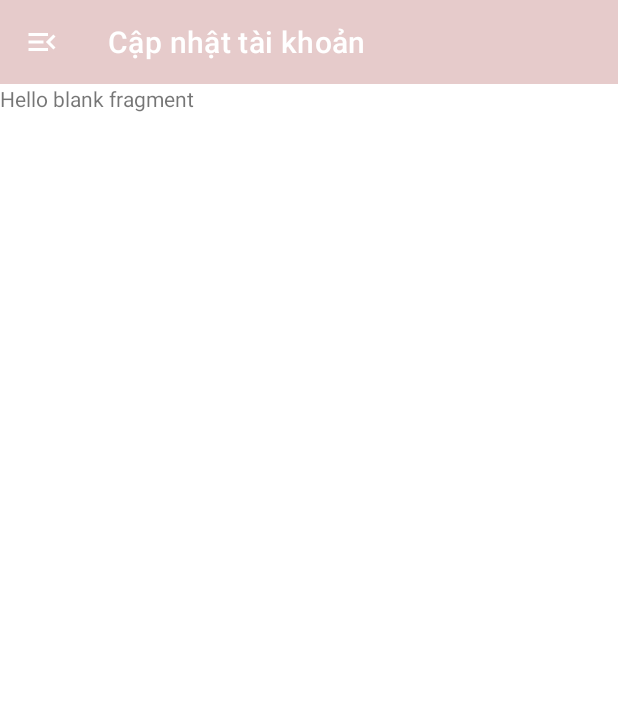
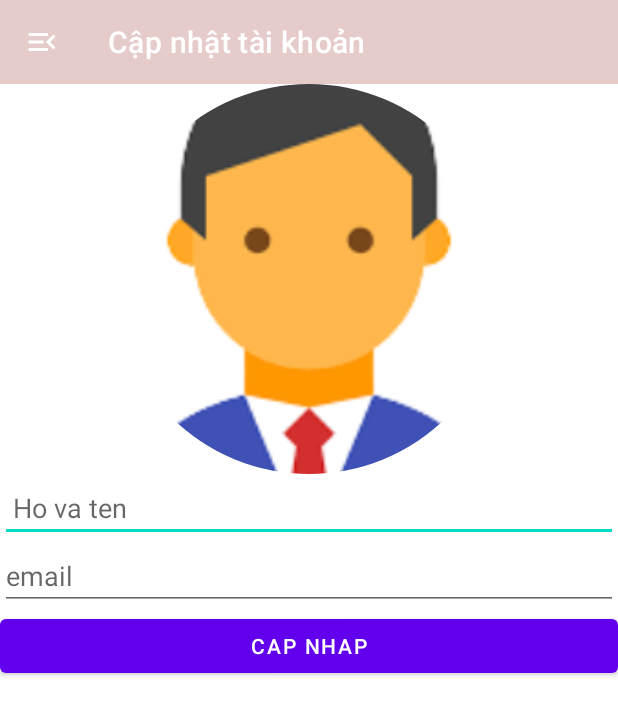
Before and after one commit to Dongocthach/NhatNghiaApp_1, an Android app: the fragment Fm_CapNhapTaiKhoan placed in its activity, in the side drawer, after a tap on "Cập nhật tài khoản", on a phone screen of 412 x 824 dp. Shown: the top 715 px of the screen. Run offline under Robolectric (Android 15) with nearby library versions, the phone set to English and light mode, and no system bars; our stand-ins replace CircleImageView, Firebase (no records; nobody signed in at launch, a user with empty details on screens opened directly); pictures from the network do not load.

Commit message:
wednesday
update user profile

```diff
--- a/app/build.gradle
+++ b/app/build.gradle
@@ -48,6 +48,10 @@ dependencies {
     implementation 'com.google.firebase:firebase-auth'
     implementation 'pl.droidsonroids.gif:android-gif-drawable:1.2.17'
 
+    implementation 'com.github.bumptech.glide:glide:4.13.2'
+    implementation 'de.hdodenhof:circleimageview:3.1.0'
+
+
     def lottieVersion = "4.2.0"
     implementation "com.airbnb.android:lottie:$lottieVersion"
 
--- a/app/src/main/java/com/example/nhatnghia_app/Fragment/Fm_CapNhapTaiKhoan.java
+++ b/app/src/main/java/com/example/nhatnghia_app/Fragment/Fm_CapNhapTaiKhoan.java
@@ -1,66 +1,140 @@
 package com.example.nhatnghia_app.Fragment;
 
+import android.Manifest;
+import android.content.pm.PackageManager;
+import android.graphics.Bitmap;
+import android.media.Image;
+import android.net.Uri;
+import android.os.Build;
 import android.os.Bundle;
 
+import androidx.annotation.NonNull;
 import androidx.fragment.app.Fragment;
 
+import android.provider.MediaStore;
+import android.util.Log;
 import android.view.LayoutInflater;
 import android.view.View;
 import android.view.ViewGroup;
+import android.widget.Button;
+import android.widget.EditText;
+import android.widget.ImageView;
+import android.widget.Toast;
 
+import com.bumptech.glide.Glide;
+import com.example.nhatnghia_app.MainActivity;
 import com.example.nhatnghia_app.R;
+import com.google.android.gms.tasks.OnCompleteListener;
+import com.google.android.gms.tasks.Task;
+import com.google.firebase.auth.FirebaseAuth;
+import com.google.firebase.auth.FirebaseUser;
+import com.google.firebase.auth.UserProfileChangeRequest;
 
-/**
- * A simple {@link Fragment} subclass.
- * Use the {@link Fm_CapNhapTaiKhoan#newInstance} factory method to
- * create an instance of this fragment.
- */
+import java.io.IOException;
+
+
 public class Fm_CapNhapTaiKhoan extends Fragment {
 
-    // TODO: Rename parameter arguments, choose names that match
-    // the fragment initialization parameters, e.g. ARG_ITEM_NUMBER
-    private static final String ARG_PARAM1 = "param1";
-    private static final String ARG_PARAM2 = "param2";
+    private View mView;
+    private ImageView imgAvatar1;
+    private EditText editText1,editText2;
+    private Button button;
 
-    // TODO: Rename and change types of parameters
-    private String mParam1;
-    private String mParam2;
-
-    public Fm_CapNhapTaiKhoan() {
-        // Required empty public constructor
-    }
-
-    /**
-     * Use this factory method to create a new instance of
-     * this fragment using the provided parameters.
-     *
-     * @param param1 Parameter 1.
-     * @param param2 Parameter 2.
-     * @return A new instance of fragment Fm_CapNhapTaiKhoan.
-     */
-    // TODO: Rename and change types and number of parameters
-    public static Fm_CapNhapTaiKhoan newInstance(String param1, String param2) {
-        Fm_CapNhapTaiKhoan fragment = new Fm_CapNhapTaiKhoan();
-        Bundle args = new Bundle();
-        args.putString(ARG_PARAM1, param1);
-        args.putString(ARG_PARAM2, param2);
-        fragment.setArguments(args);
-        return fragment;
-    }
-
+    public static  final int MY_REQUEST_CODE = 10;
+    private MainActivity mmainActivity ;
     @Override
     public void onCreate(Bundle savedInstanceState) {
         super.onCreate(savedInstanceState);
-        if (getArguments() != null) {
-            mParam1 = getArguments().getString(ARG_PARAM1);
-            mParam2 = getArguments().getString(ARG_PARAM2);
-        }
+
     }
 
     @Override
     public View onCreateView(LayoutInflater inflater, ViewGroup container,
                              Bundle savedInstanceState) {
         // Inflate the layout for this fragment
-        return inflater.inflate(R.layout.fragment_fm__cap_nhap_tai_khoan, container, false);
+        mmainActivity = (MainActivity) getActivity();
+        mView = inflater.inflate(R.layout.fragment_fm__cap_nhap_tai_khoan, container, false);
+        imgAvatar1 = mView.findViewById(R.id.profile_img);
+        editText1 = mView.findViewById(R.id.profile_fullname);
+        editText2 = mView.findViewById(R.id.profile_email);
+        button = mView.findViewById(R.id.profile_btn1);
+        setUserInformation();
+        initListener();
+
+        button.setOnClickListener(new View.OnClickListener() {
+            @Override
+            public void onClick(View view) {
+                onClickUpdateProfile();
+
+            }
+        });
+        return mView;
+    }
+    private void setUserInformation(){
+        FirebaseUser user = FirebaseAuth.getInstance().getCurrentUser();
+        if(user == null){
+            return;
+        }
+
+        String name = user.getDisplayName();
+        String email = user.getEmail();
+        Uri photoUrl = user.getPhotoUrl();
+
+        editText1.setText(name);
+        editText2.setText(email);
+        Glide.with(this).load(photoUrl).error(R.drawable.adminicon).into(imgAvatar1);
+    }
+    private void initListener(){
+        imgAvatar1.setOnClickListener(new View.OnClickListener() {
+            @Override
+            public void onClick(View view) {
+                onClickReQuestPermission();
+            }
+        });
+    }
+
+    private void onClickReQuestPermission() {
+        if(mmainActivity == null){
+            return;
+        }
+        if(Build.VERSION.SDK_INT < Build.VERSION_CODES.M){
+            mmainActivity.openGallery();
+            return;
+        }
+
+        if(getActivity().checkSelfPermission(Manifest.permission.READ_EXTERNAL_STORAGE) == PackageManager.PERMISSION_GRANTED){
+            mmainActivity.openGallery();
+        }else{
+            String [] permisstions = {Manifest.permission.READ_EXTERNAL_STORAGE};
+            getActivity().requestPermissions(permisstions, MY_REQUEST_CODE);
+        }
+    }
+
+
+    public void setBitmapImageView(Bitmap bitmapImaveView){
+        imgAvatar1.setImageBitmap(bitmapImaveView);
+    }
+
+    public void onClickUpdateProfile(){
+        FirebaseUser user = FirebaseAuth.getInstance().getCurrentUser();
+        if (user == null){
+            return;
+        }
+        String strFullName = editText1.getText().toString().trim();
+        UserProfileChangeRequest profileUpdates = new UserProfileChangeRequest.Builder()
+                .setDisplayName(strFullName)
+                .setPhotoUri(Uri.parse("https://example.com/jane-q-user/profile.jpg"))
+                .build();
+
+        user.updateProfile(profileUpdates)
+                .addOnCompleteListener(new OnCompleteListener<Void>() {
+                    @Override
+                    public void onComplete(@NonNull Task<Void> task) {
+                        if (task.isSuccessful()) {
+                            Toast.makeText(getActivity(),"User profile updated", Toast.LENGTH_SHORT).show();
+                            mmainActivity.showUserInformation();
+                        }
+                    }
+                });
     }
 }
--- a/app/src/main/java/com/example/nhatnghia_app/Fragment/Fm_QuanLyThanhVien.java
+++ b/app/src/main/java/com/example/nhatnghia_app/Fragment/Fm_QuanLyThanhVien.java
@@ -3,6 +3,7 @@ package com.example.nhatnghia_app.Fragment;
 import android.app.SearchManager;
 import android.content.Context;
 import android.content.DialogInterface;
+import android.graphics.Bitmap;
 import android.os.Bundle;
 
 import androidx.annotation.NonNull;
@@ -313,4 +314,5 @@ public class Fm_QuanLyThanhVien extends Fragment {
 
     }
 
+
 }
--- a/app/src/main/java/com/example/nhatnghia_app/MainActivity.java
+++ b/app/src/main/java/com/example/nhatnghia_app/MainActivity.java
@@ -1,5 +1,11 @@
 package com.example.nhatnghia_app;
 
+import static com.example.nhatnghia_app.Fragment.Fm_CapNhapTaiKhoan.MY_REQUEST_CODE;
+
+import androidx.activity.result.ActivityResult;
+import androidx.activity.result.ActivityResultCallback;
+import androidx.activity.result.ActivityResultLauncher;
+import androidx.activity.result.contract.ActivityResultContracts;
 import androidx.annotation.NonNull;
 import androidx.appcompat.app.ActionBar;
 import androidx.appcompat.app.AppCompatActivity;
@@ -10,9 +16,19 @@ import androidx.fragment.app.Fragment;
 import androidx.fragment.app.FragmentManager;
 
 import android.content.Intent;
+import android.content.pm.PackageManager;
+import android.graphics.Bitmap;
+import android.net.Uri;
 import android.os.Bundle;
+import android.provider.MediaStore;
+import android.util.Log;
 import android.view.MenuItem;
+import android.view.View;
+import android.widget.ImageView;
+import android.widget.TextView;
+import android.widget.Toast;
 
+import com.bumptech.glide.Glide;
 import com.example.nhatnghia_app.Fragment.Fm_CapNhapTaiKhoan;
 import com.example.nhatnghia_app.Fragment.Fm_DiaChi;
 import com.example.nhatnghia_app.Fragment.Fm_DoiMatKhau;
@@ -24,15 +40,42 @@ import com.example.nhatnghia_app.Fragment.Fm_QuanLyThanhVien;
 import com.example.nhatnghia_app.Fragment.Fm_TrangChinh;
 import com.google.android.material.navigation.NavigationView;
 import com.google.firebase.auth.FirebaseAuth;
+import com.google.firebase.auth.FirebaseUser;
 
+import java.io.IOException;
 import java.util.ArrayList;
 import java.util.List;
 
 public class MainActivity extends AppCompatActivity{
     Toolbar toolbar;
-    DrawerLayout drawerLayout;
-    NavigationView navigationView;
+    public  final  int MY_REQUEST_CODE = 10;
+    private NavigationView navigationView;
 
+    private DrawerLayout drawerLayout;
+    private ImageView imgAvatar;
+    private TextView tvname,tvemail;
+
+    private final Fm_CapNhapTaiKhoan myProfileFragment = new Fm_CapNhapTaiKhoan();
+    private final ActivityResultLauncher<Intent> mActivityResultLauncher = registerForActivityResult(
+            new ActivityResultContracts.StartActivityForResult(), new ActivityResultCallback<ActivityResult>() {
+        @Override
+        public void onActivityResult(ActivityResult result) {
+            if(result.getResultCode() == RESULT_OK){
+                Intent intent = result.getData();
+                if(intent == null){
+                    return;
+                }
+                Uri uri = intent.getData();
+                Log.i("123", String.valueOf(uri));
+                try {
+                    Bitmap bitmap = MediaStore.Images.Media.getBitmap(getContentResolver(), uri);
+                    myProfileFragment.setBitmapImageView(bitmap);
+                } catch (IOException e) {
+                    e.printStackTrace();
+                }
+            }
+        }
+    });
     @Override
     protected void onCreate(Bundle savedInstanceState) {
         super.onCreate(savedInstanceState);
@@ -47,6 +90,12 @@ public class MainActivity extends AppCompatActivity{
         ActionBar actionBar = getSupportActionBar();
         actionBar.setHomeAsUpIndicator(R.drawable.ic_baseline_menu_open_24);
         actionBar.setDisplayHomeAsUpEnabled(true);
+
+        imgAvatar = navigationView.getHeaderView(0).findViewById(R.id.img_avatar);
+        tvname = navigationView.getHeaderView(0).findViewById(R.id.txtUser);
+        tvemail = navigationView.getHeaderView(0).findViewById(R.id.txtgamil);
+
+        showUserInformation();
 
         FragmentManager fragmentManager = getSupportFragmentManager();
         fragmentManager.beginTransaction().replace(R.id.frameLayout,new Fm_TrangChinh()).commit();
@@ -128,5 +177,41 @@ public class MainActivity extends AppCompatActivity{
         return super.onOptionsItemSelected(item);
     }
 
+    public void showUserInformation(){
+        FirebaseUser user = FirebaseAuth.getInstance().getCurrentUser();
+        if(user == null){
+            return;
+        }
 
+        String name = user.getDisplayName();
+        String email = user.getEmail();
+        Uri photoUrl = user.getPhotoUrl();
+        if(name == null){
+            tvname.setVisibility(View.GONE);
+        }else {
+            tvname.setVisibility(View.VISIBLE);
+            tvname.setText(name);
+        }
+        tvname.setText(name);
+        tvemail.setText(email);
+        Glide.with(this).load(photoUrl).error(R.drawable.adminicon).into(imgAvatar);
+    }
+
+    @Override
+    public void onRequestPermissionsResult(int requestCode, @NonNull String[] permissions, @NonNull int[] grantResults) {
+        super.onRequestPermissionsResult(requestCode, permissions, grantResults);
+        if(requestCode == MY_REQUEST_CODE){
+            if(grantResults.length > 0 && grantResults[0] == PackageManager.PERMISSION_GRANTED){
+                openGallery();
+            }
+
+        }
+    }
+    public void openGallery(){
+        Intent intent = new Intent();
+        intent.setType("image/*");
+        intent.setAction(Intent.ACTION_GET_CONTENT);
+        mActivityResultLauncher.launch(Intent.createChooser(intent,"Select picture"));
+
+    };
 }
--- a/app/src/main/java/com/example/nhatnghia_app/SplashActivity.java
+++ b/app/src/main/java/com/example/nhatnghia_app/SplashActivity.java
@@ -44,4 +44,6 @@ public class SplashActivity extends AppCompatActivity {
         }
         finish();
     }
+
+
 }
--- a/app/src/main/res/layout/fragment_fm__cap_nhap_tai_khoan.xml
+++ b/app/src/main/res/layout/fragment_fm__cap_nhap_tai_khoan.xml
@@ -5,10 +5,31 @@
     android:layout_height="match_parent"
     tools:context=".Fragment.Fm_CapNhapTaiKhoan">
 
-    <!-- TODO: Update blank fragment layout -->
-    <TextView
+    <LinearLayout
         android:layout_width="match_parent"
         android:layout_height="match_parent"
-        android:text="@string/hello_blank_fragment" />
+        android:orientation="vertical">
+        <de.hdodenhof.circleimageview.CircleImageView
+            android:id="@+id/profile_img"
+            android:layout_width="match_parent"
+            android:layout_height="260dp"
+            android:src="@drawable/adminicon"/>
+        <EditText
+            android:id="@+id/profile_fullname"
+            android:layout_width="match_parent"
+            android:layout_height="wrap_content"
+            android:hint=" Ho va ten"/>
+        <EditText
+            android:id="@+id/profile_email"
+            android:layout_width="match_parent"
+            android:layout_height="wrap_content"
+            android:hint="email"/>
+        <Button
+            android:id="@+id/profile_btn1"
+            android:layout_width="match_parent"
+            android:layout_height="wrap_content"
+            android:text="cap nhap"/>
+
+    </LinearLayout>
 
 </FrameLayout>
--- a/app/src/main/res/layout/header_view_layout.xml
+++ b/app/src/main/res/layout/header_view_layout.xml
@@ -6,7 +6,8 @@
     android:background="#E4DCCF"
     android:orientation="vertical">
 
-    <ImageView
+    <de.hdodenhof.circleimageview.CircleImageView
+        android:id="@+id/img_avatar"
         android:layout_width="100dp"
         android:layout_height="100dp"
         android:layout_marginLeft="-140dp"
```
